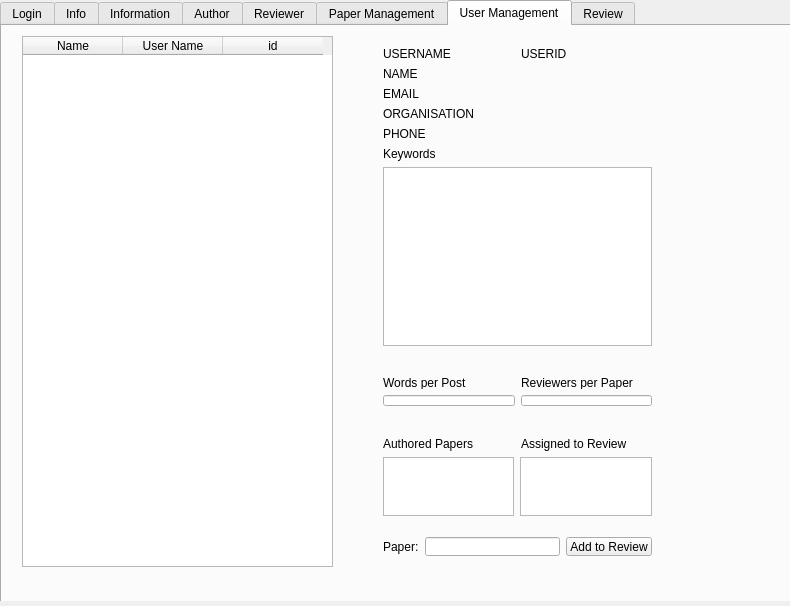
Qt form UserClient/mainwindow.ui (AlexMattLaurenceLukeSam/master) before a commit.
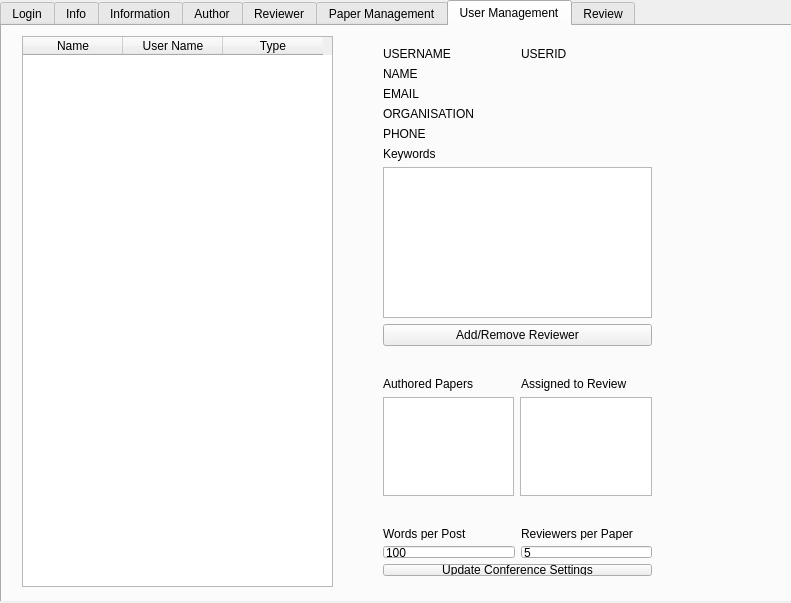
The same form after that commit. The open tabs and pages were chosen to show the change.

Commit message: joinConf button, minor changes and cleaning

```diff
--- a/UserClient/mainwindow.ui
+++ b/UserClient/mainwindow.ui
@@ -6,33 +6,15 @@
    <rect>
     <x>0</x>
     <y>0</y>
-    <width>790</width>
-    <height>606</height>
+    <width>791</width>
+    <height>603</height>
    </rect>
   </property>
   <property name="windowTitle">
    <string>MainWindow</string>
   </property>
   <widget class="QWidget" name="centralWidget">
-   <widget class="QWidget" name="centralwidget" native="true">
-    <property name="geometry">
-     <rect>
-      <x>0</x>
-      <y>0</y>
-      <width>801</width>
-      <height>601</height>
-     </rect>
-    </property>
-    <widget class="QWidget" name="centralWidget_2" native="true">
-     <property name="geometry">
-      <rect>
-       <x>0</x>
-       <y>0</y>
-       <width>801</width>
-       <height>601</height>
-      </rect>
-     </property>
-     <widget class="QWidget" name="centralWidget_3" native="true">
+   <widget class="QWidget" name="centralWidget_4" native="true">
       <property name="geometry">
        <rect>
         <x>0</x>
@@ -60,7 +42,7 @@
          </rect>
         </property>
         <property name="currentIndex">
-         <number>2</number>
+       <number>0</number>
         </property>
         <widget class="QWidget" name="loginTab">
          <attribute name="title">
@@ -173,14 +155,21 @@
              <item>
               <widget class="QPushButton" name="login">
                <property name="text">
-                <string>Login</string>
+              <string>Login to Conference</string>
+             </property>
+            </widget>
+           </item>
+           <item>
+            <widget class="QPushButton" name="joinConf">
+             <property name="text">
+              <string>Join Conference</string>
                </property>
               </widget>
              </item>
              <item>
               <widget class="QPushButton" name="createAccount">
                <property name="text">
-                <string>Create Account</string>
+              <string>Create New Account</string>
                </property>
               </widget>
              </item>
@@ -1321,7 +1310,7 @@
             <x>20</x>
             <y>10</y>
             <width>311</width>
-            <height>531</height>
+          <height>551</height>
            </rect>
           </property>
           <column>
@@ -1336,7 +1325,7 @@
           </column>
           <column>
            <property name="text">
-            <string>id</string>
+          <string>Type</string>
            </property>
           </column>
          </widget>
@@ -1406,32 +1395,10 @@
            <item>
             <widget class="QListWidget" name="userKeyList"/>
            </item>
-          </layout>
-         </widget>
-         <widget class="QWidget" name="horizontalLayoutWidget_2">
-          <property name="geometry">
-           <rect>
-            <x>370</x>
-            <y>500</y>
-            <width>291</width>
-            <height>41</height>
-           </rect>
-          </property>
-          <layout class="QHBoxLayout" name="horizontalLayout_6">
            <item>
-            <widget class="QLabel" name="label_4">
+          <widget class="QPushButton" name="changeReviewer">
              <property name="text">
-              <string>Paper:</string>
-             </property>
-            </widget>
-           </item>
-           <item>
-            <widget class="QLineEdit" name="toReview"/>
-           </item>
-           <item>
-            <widget class="QPushButton" name="addAsReviewer">
-             <property name="text">
-              <string>Add to Review</string>
+            <string>Add/Remove Reviewer</string>
              </property>
             </widget>
            </item>
@@ -1441,9 +1408,9 @@
           <property name="geometry">
            <rect>
             <x>370</x>
-            <y>400</y>
+          <y>340</y>
             <width>291</width>
-            <height>101</height>
+          <height>141</height>
            </rect>
           </property>
           <layout class="QVBoxLayout" name="verticalLayout_17">
@@ -1481,9 +1448,9 @@
           <property name="geometry">
            <rect>
             <x>370</x>
-            <y>340</y>
+          <y>490</y>
             <width>291</width>
-            <height>51</height>
+          <height>71</height>
            </rect>
           </property>
           <layout class="QVBoxLayout" name="verticalLayout_18">
@@ -1508,13 +1475,28 @@
            <item>
             <layout class="QHBoxLayout" name="horizontalLayout_30">
              <item>
-              <widget class="QLineEdit" name="lineEdit_5"/>
+            <widget class="QLineEdit" name="wordsPerPost">
+             <property name="text">
+              <string>100</string>
+             </property>
+            </widget>
              </item>
              <item>
-              <widget class="QLineEdit" name="lineEdit_4"/>
+            <widget class="QLineEdit" name="reviewersPerPaper">
+             <property name="text">
+              <string>5</string>
+             </property>
+            </widget>
              </item>
             </layout>
            </item>
+         <item>
+          <widget class="QPushButton" name="updateConfSettings">
+           <property name="text">
+            <string>Update Conference Settings</string>
+           </property>
+          </widget>
+         </item>
           </layout>
          </widget>
         </widget>
@@ -1748,8 +1730,6 @@
           <property name="text">
            <string>Submit</string>
           </property>
-         </widget>
-        </widget>
        </widget>
       </widget>
      </widget>
```
Lines whose indentation alone changed are shown as unchanged.
